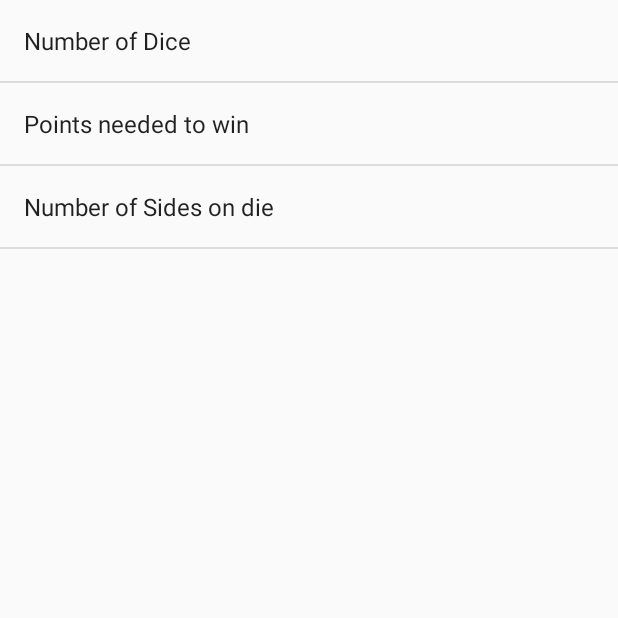
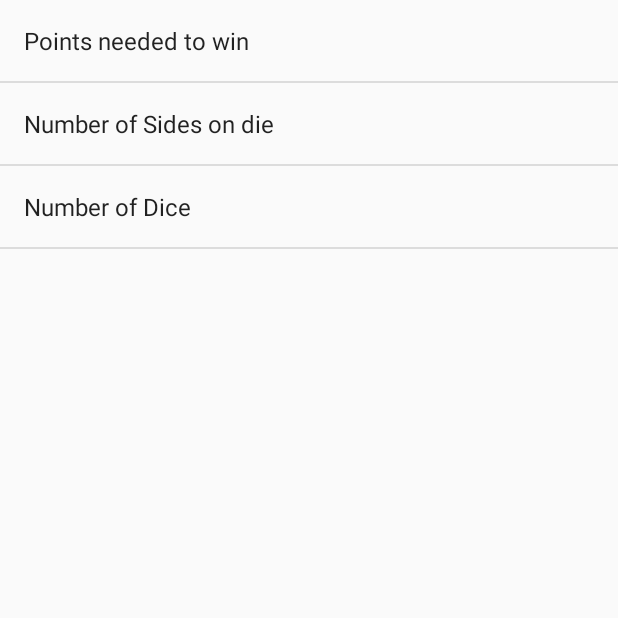
Before and after one commit to joenelsong/android_PigGame, an Android app: the screen it shows after launch (SettingsActivity), after a tap on "SETTINGS", on a phone screen of 412 x 824 dp, the top half of it. Run offline under Robolectric (Android 15) with nearby library versions, the phone set to English and light mode, and no system bars.

Commit message:
Mostly Working

```diff
--- a/Assignment2_PigGame/app/src/main/java/com/example/jnelson/assignment2_piggame/MainActivity.java
+++ b/Assignment2_PigGame/app/src/main/java/com/example/jnelson/assignment2_piggame/MainActivity.java
@@ -19,6 +19,7 @@ package com.example.jnelson.assignment2_piggame;
 
 import android.content.Intent;
 import android.content.SharedPreferences;
+import android.preference.PreferenceManager;
 import android.support.v7.app.ActionBarActivity;
 import android.os.Bundle;
 import android.util.Log;
@@ -78,7 +79,7 @@ public class MainActivity extends ActionBarActivity {
         mDieImage2 = (ImageView) findViewById(R.id.dieImage2);
         mDieImage3 = (ImageView) findViewById(R.id.dieImage3);
 
-        savedValues = getSharedPreferences("clickCounterPrefs", MODE_PRIVATE);
+        savedValues = PreferenceManager.getDefaultSharedPreferences(this);
 
 
         // Initialize UI elements
@@ -142,11 +143,11 @@ public class MainActivity extends ActionBarActivity {
         * *************************************************************** */
 
         // PLAY TO SCORE
-        PLAYTOSCORE = savedValues.getInt("pref_play_to_score", 20);
+        PLAYTOSCORE = Integer.parseInt(savedValues.getString("pref_play_to_score", "20"));
         game.setPOINTS_TO_WIN(PLAYTOSCORE);
 
         // SIDES ON DIE
-        SIDESONDIE = savedValues.getInt("pref_sides_to_die", 6);
+        SIDESONDIE = Integer.parseInt(savedValues.getString("pref_sides_to_die", "6"));
         game.setSIDES_ON_DIE(SIDESONDIE);
 
         mDieImages = new int[SIDESONDIE];
@@ -173,7 +174,7 @@ public class MainActivity extends ActionBarActivity {
                 }
 
         // NUMBER OF DICE
-        NUMBEROFDICE = savedValues.getInt("pref_number_of_dice", 1);
+        NUMBEROFDICE = Integer.parseInt(savedValues.getString("pref_number_of_dice", "1"));
         game.setNUMBER_OF_DICE(NUMBEROFDICE);
 
 
--- a/Assignment2_PigGame/app/src/main/res/values/array.xml
+++ b/Assignment2_PigGame/app/src/main/res/values/array.xml
@@ -1,13 +1,22 @@
 <?xml version="1.0" encoding="utf-8"?>
 <resources>
     <string-array name="die_sides_alignment">
-        <item>"D6 (Standard)"</item>
+        <item>"D6"</item>
         <item>"D10"</item>
-        <item>"D20"</item>
     </string-array>
     <string-array name="die_sides_values">
         <item>6</item>
         <item>10</item>
-        <item>20</item>
+    </string-array>
+
+    <string-array name="dice_number_alignment">
+        <item>"1 Die"</item>
+        <item>"2 Dice"</item>
+        <item>"3 Dice"</item>
+    </string-array>
+    <string-array name="dice_number_values">
+        <item>1</item>
+        <item>2</item>
+        <item>3</item>
     </string-array>
 </resources>
--- a/Assignment2_PigGame/app/src/main/res/xml/activity_settings.xml
+++ b/Assignment2_PigGame/app/src/main/res/xml/activity_settings.xml
@@ -1,21 +1,26 @@
 <?xml version="1.0" encoding="utf-8"?>
 <PreferenceScreen xmlns:android="http://schemas.android.com/apk/res/android">
-    <EditTextPreference
-        android:key="pref_number_of_dice"
-        android:title="Number of Dice"
-        android:defaultValue="1">
-    </EditTextPreference>
+
     <EditTextPreference
         android:key="pref_play_to_score"
         android:title="Points needed to win"
         android:defaultValue="100">
     </EditTextPreference>
+
     <ListPreference
         android:key="pref_sides_to_die"
         android:entries="@array/die_sides_alignment"
         android:entryValues="@array/die_sides_values"
         android:title="Number of Sides on die">
+    </ListPreference>
+
+    <ListPreference
+        android:key="pref_number_of_dice"
+        android:entries="@array/dice_number_alignment"
+        android:entryValues="@array/dice_number_values"
+        android:title="Number of Dice">
 
     </ListPreference>
 
+
 </PreferenceScreen>
```
